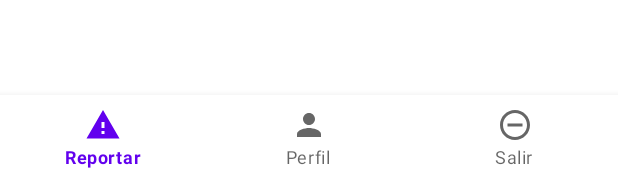
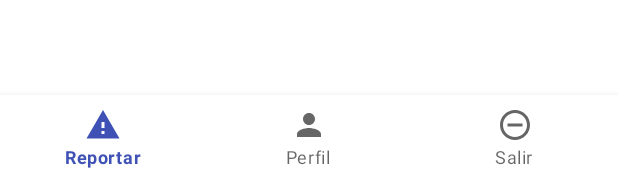
Before and after one commit to amst-fiec/1T2020-Localizacion-de-guardias-para-denuncias-v2.0, an Android app: the layout activity_main.xml on its own in the app's theme, with its tools: preview values and no code run, on a phone screen of 412 x 824 dp. Shown: the part 1057-1233 px from the top of the screen. Run offline under Robolectric (Android 15) with nearby library versions, the phone set to English and light mode, and no system bars.

Commit message:
Se altero la estructura del main para adjuntar de forma facil nuevos componentes en linearLayout

```diff
--- a/app/src/main/res/layout/activity_main.xml
+++ b/app/src/main/res/layout/activity_main.xml
@@ -1,24 +1,25 @@
 <?xml version="1.0" encoding="utf-8"?>
-<androidx.constraintlayout.widget.ConstraintLayout xmlns:android="http://schemas.android.com/apk/res/android"
+<LinearLayout xmlns:android="http://schemas.android.com/apk/res/android"
     xmlns:app="http://schemas.android.com/apk/res-auto"
     xmlns:tools="http://schemas.android.com/tools"
     android:layout_width="match_parent"
     android:layout_height="match_parent"
+    android:orientation="vertical"
     tools:context=".MainActivity">
 
     <FrameLayout
         android:layout_width="match_parent"
+        android:layout_gravity="top"
         android:layout_height="match_parent"
-        android:id="@+id/container" >
-    <com.google.android.material.bottomnavigation.BottomNavigationView
+        android:layout_weight="1"
+        android:id="@+id/container" />
+
+        <com.google.android.material.bottomnavigation.BottomNavigationView
         android:id="@+id/bottomNavigationView"
         android:layout_width="match_parent"
         android:layout_height="wrap_content"
         android:background="#fff"
-        android:layout_gravity="bottom"
-        app:layout_constraintBottom_toBottomOf="parent"
-        app:layout_constraintEnd_toEndOf="parent"
-        app:layout_constraintStart_toStartOf="parent"
+        android:layout_below="@+id/container"
         app:menu="@menu/bottom_menu"  />
-    </FrameLayout>
-</androidx.constraintlayout.widget.ConstraintLayout>
+
+</LinearLayout>
--- a/app/src/main/res/values/colors.xml
+++ b/app/src/main/res/values/colors.xml
@@ -1,6 +1,6 @@
 <?xml version="1.0" encoding="utf-8"?>
 <resources>
-    <color name="colorPrimary">#6200EE</color>
-    <color name="colorPrimaryDark">#3700B3</color>
+    <color name="colorPrimary">#3F51B5</color>
+    <color name="colorPrimaryDark">#3F51B5</color>
     <color name="colorAccent">#03DAC5</color>
 </resources>
```
Also changed, not shown: app/src/main/java/TwoReport/com/project/ReportFragment.java (+26 -8 lines), app/src/main/res/layout/fragment_report.xml (+39 -5 lines).
